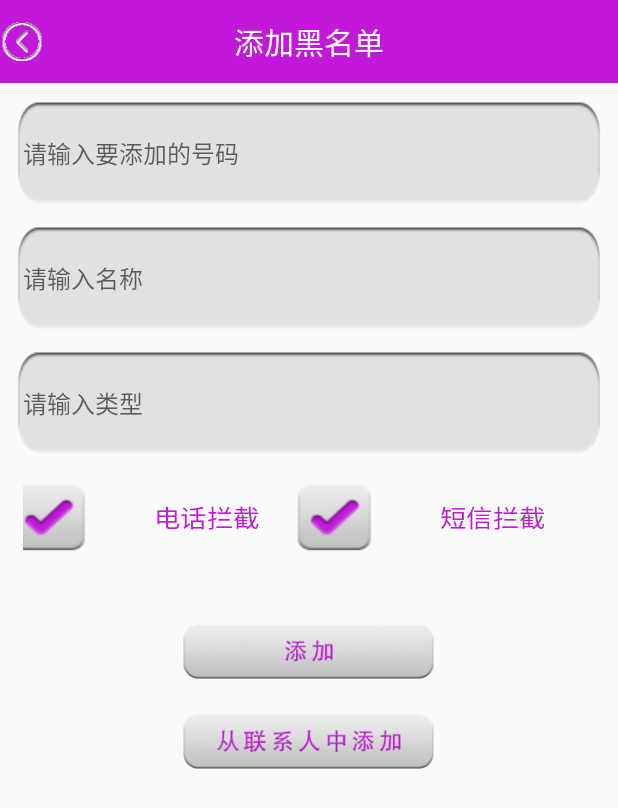
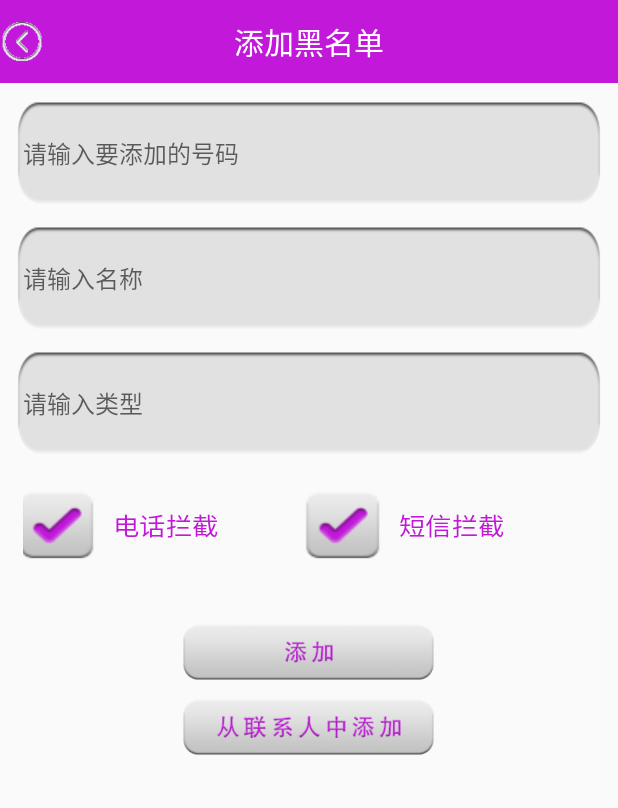
Before and after one commit to ReStartLin/MobileGuard, an Android app: the AddBlackNumberActivity screen opened directly, with no data from a screen before it, on a phone screen of 412 x 824 dp. Shown: the top 808 px of the screen. Run offline under Robolectric (Android 15) with nearby library versions, the phone set to English and light mode, and no system bars.

Commit message:
修改下样式

```diff
--- a/app/src/main/AndroidManifest.xml
+++ b/app/src/main/AndroidManifest.xml
@@ -101,7 +101,9 @@
             </intent-filter>
         </receiver>
 
-        <activity android:name=".m4appmanager.AppManagerActivity"></activity>
+        <activity android:name=".m4appmanager.AppManagerActivity"
+            android:theme="@style/Theme.AppCompat.Light.NoActionBar"
+            />
     </application>
 
 </manifest>
--- a/app/src/main/java/cn/edu/gdmec/android/mobileguard/m3communicationguard/adapter/BlackContactAdapte.java
+++ b/app/src/main/java/cn/edu/gdmec/android/mobileguard/m3communicationguard/adapter/BlackContactAdapte.java
@@ -76,6 +76,9 @@ public class BlackContactAdapte extends BaseAdapter {
             holder = (ViewHolder) view.getTag();
         }
         holder.mNameTV.setText(contactInfos.get(position).contactName+"("+contactInfos.get(position).phoneNumber+")");
+
+
+
         holder.mModeTV.setText(contactInfos.get(position).getModeString(contactInfos.get(position).mode));
         holder.mTypeTV.setText(contactInfos.get(position).type);
         holder.mNameTV.setTextColor(context.getResources().getColor(R.color.bright_purple));
--- a/app/src/main/java/cn/edu/gdmec/android/mobileguard/m3communicationguard/entity/BlackContactInfo.java
+++ b/app/src/main/java/cn/edu/gdmec/android/mobileguard/m3communicationguard/entity/BlackContactInfo.java
@@ -11,7 +11,11 @@ public class BlackContactInfo {
     public String contactName;
     /*黑名单模式  1是电话拦截  2是短信拦截 3 是电话短信都拦截*/
     public int mode;
+
+
     public String type;
+
+
     public String getModeString(int mode){
         switch (mode){
             case 1:
--- a/app/src/main/res/layout/activity_add_black_number.xml
+++ b/app/src/main/res/layout/activity_add_black_number.xml
@@ -59,7 +59,8 @@
             android:layout_weight="1"
             android:button="@drawable/checkbox_selector"
             android:checked="true"
-            android:paddingLeft="40dp"
+            android:layout_margin="5dp"
+            android:paddingLeft="10dp"
             android:text="电话拦截"
             android:textColor="@color/bright_purple"
             android:scaleX="1.1"
@@ -72,7 +73,7 @@
             android:layout_weight="1"
             android:button="@drawable/checkbox_selector"
             android:checked="true"
-            android:paddingLeft="40dp"
+            android:paddingLeft="10dp"
             android:text="短信拦截"
             android:textColor="@color/bright_purple"
             android:scaleX="1.1"
@@ -84,7 +85,7 @@
         android:layout_width="170dp"
         android:layout_height="40dp"
         android:layout_gravity="center_horizontal"
-        android:layout_marginTop="30dp"
+        android:layout_marginTop="20dp"
         android:background="@drawable/add_btn_selector_securityphone"
         />
     <Button
@@ -92,7 +93,7 @@
         android:layout_width="170dp"
         android:layout_height="40dp"
         android:layout_gravity="center_horizontal"
-        android:layout_marginTop="20dp"
+        android:layout_marginTop="10dp"
         android:background="@drawable/add_fromcontact_btn_selector_securityphone"
         />
 </LinearLayout>
--- a/app/src/main/res/layout/item_list_blackcontact.xml
+++ b/app/src/main/res/layout/item_list_blackcontact.xml
@@ -23,7 +23,7 @@
         style="@style/textview14sp"
         android:layout_toRightOf="@id/view_black_icon"
         android:layout_below="@id/tv_black_name"
-        android:layout_marginTop="10dp"
+        android:layout_marginTop="5dp"
         android:textColor="@color/purple"
         />
     <TextView
@@ -31,7 +31,7 @@
         style="@style/textview14sp"
         android:layout_toRightOf="@id/view_black_icon"
         android:layout_below="@id/tv_black_mode"
-        android:layout_marginTop="10dp"
+        android:layout_marginTop="5dp"
         android:textColor="@color/purple"
         />
     <View
```
